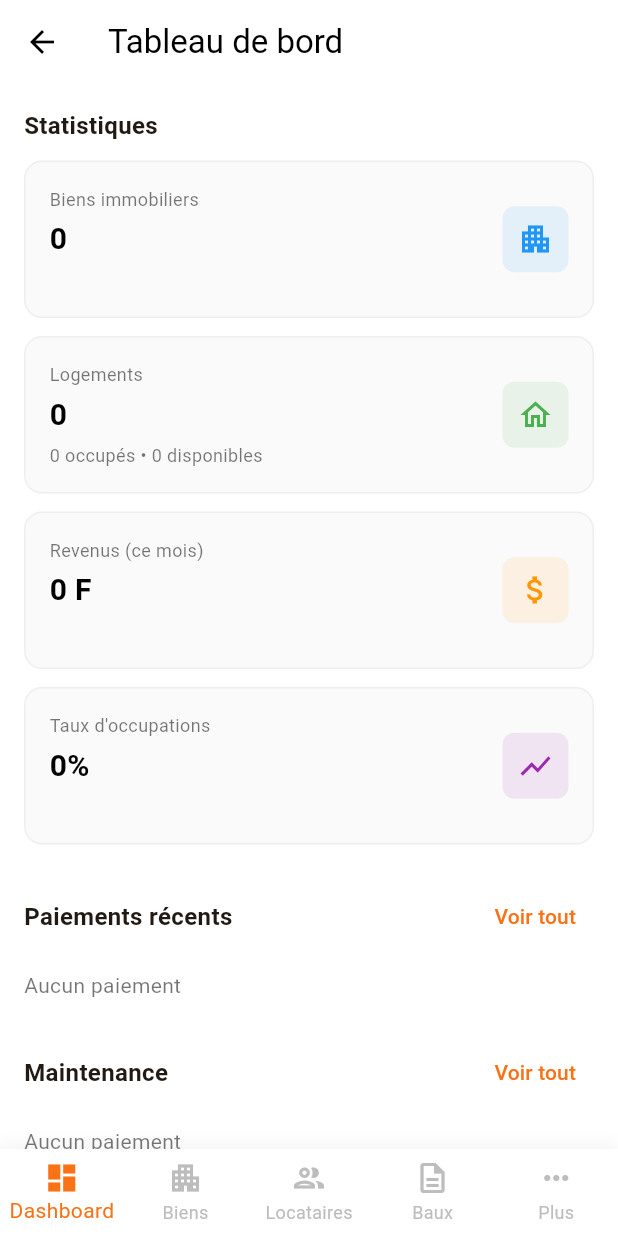
After one commit to yvandoum-afk/IvoireGestion_Front_Mobile, a Flutter app: the HomeScreen screen opened by its route, on a phone screen of 412 x 824 dp. The commit adds this screen. Run offline on Flutter 3.47's test engine with Material 3 defaults, Android fonts, the phone set to English and light mode, and no system bars; our stand-ins replace flutter_secure_storage; accounts and stored records are empty.

Commit message:
feat: implement dashboard screen and custom bottom navigation bar

```diff
--- /dev/null
+++ b/lib/views/dashboard_screen.dart
@@ -0,0 +1,268 @@
+import 'package:flutter/material.dart';
+
+class DashboardScreen extends StatelessWidget {
+  const DashboardScreen({super.key});
+
+  @override
+  Widget build(BuildContext context) {
+    return Scaffold(
+      backgroundColor: Colors.white,
+      appBar: AppBar(
+        title: const Text('Tableau de bord'),
+        elevation: 0,
+        backgroundColor: Colors.white,
+        foregroundColor: Colors.black,
+      ),
+      body: SingleChildScrollView(
+        child: Padding(
+          padding: const EdgeInsets.all(16.0),
+          child: Column(
+            crossAxisAlignment: CrossAxisAlignment.start,
+            children: [
+              // Welcome section
+              // Container(
+              //   padding: const EdgeInsets.all(16),
+              //   decoration: BoxDecoration(
+              //     gradient: LinearGradient(
+              //       colors: [
+              //         const Color(0xFFF97316),
+              //         const Color(0xFFF97316).withOpacity(0.8),
+              //       ],
+              //     ),
+              //     borderRadius: BorderRadius.circular(12),
+              //   ),
+              //   child: const Column(
+              //     crossAxisAlignment: CrossAxisAlignment.start,
+              //     children: [
+              //       Text(
+              //         'Bienvenue',
+              //         style: TextStyle(
+              //           fontSize: 24,
+              //           fontWeight: FontWeight.w600,
+              //           color: Colors.white,
+              //         ),
+              //       ),
+              //       SizedBox(height: 8),
+              //       Text(
+              //         'Voici un aperçu de vos propriétés',
+              //         style: TextStyle(
+              //           fontSize: 14,
+              //           color: Colors.white70,
+              //         ),
+              //       ),
+              //     ],
+              //   ),
+              // ),
+              // const SizedBox(height: 24),
+              // Statistics section
+              const Text(
+                'Statistiques',
+                style: TextStyle(
+                  fontSize: 16,
+                  fontWeight: FontWeight.w600,
+                ),
+              ),
+              const SizedBox(height: 12),
+              _buildStatCard(
+                'Biens immobiliers',
+                '0',
+                '',
+                Icons.apartment,
+                Colors.blue.withOpacity(0.1),
+                Colors.blue,
+              ),
+              const SizedBox(height: 12),
+              _buildStatCard(
+                'Logements',
+                '0',
+                '0 occupés • 0 disponibles',
+                Icons.home_outlined,
+                Colors.green.withOpacity(0.1),
+                Colors.green,
+              ),
+              const SizedBox(height: 12),
+              _buildStatCard(
+                'Revenus (ce mois)',
+                '0 F',
+                '',
+                Icons.attach_money,
+                Colors.orange.withOpacity(0.1),
+                Colors.orange,
+              ),
+              const SizedBox(height: 12),
+              _buildStatCard(
+                'Taux d\'occupations',
+                '0%',
+                '',
+                Icons.show_chart,
+                Colors.purple.withOpacity(0.1),
+                Colors.purple,
+              ),
+
+              const SizedBox(height: 24),
+              Row(
+                mainAxisAlignment: MainAxisAlignment.spaceBetween,
+                children: [
+                  const Text(
+                    'Paiements récents',
+                    style: TextStyle(
+                      fontSize: 16,
+                      fontWeight: FontWeight.w600,
+                    ),
+                  ),
+                  TextButton(
+                    onPressed: () {},
+                    child: const Text(
+                      'Voir tout',
+                      style: TextStyle(
+                        color: Color(0xFFF97316),
+                        fontSize: 14,
+                        fontWeight: FontWeight.w500,
+                      ),
+                    ),
+                  ),
+                ],
+              ),
+              const SizedBox(height: 12),
+              const Text(
+                'Aucun paiement',
+                style: TextStyle(
+                  fontSize: 14,
+                  color: Colors.black54,
+                ),
+              ),
+
+              const SizedBox(height: 24),
+              Row(
+                mainAxisAlignment: MainAxisAlignment.spaceBetween,
+                children: [
+                  const Text(
+                    'Maintenance',
+                    style: TextStyle(
+                      fontSize: 16,
+                      fontWeight: FontWeight.w600,
+                    ),
+                  ),
+                  TextButton(
+                    onPressed: () {},
+                    child: const Text(
+                      'Voir tout',
+                      style: TextStyle(
+                        color: Color(0xFFF97316),
+                        fontSize: 14,
+                        fontWeight: FontWeight.w500,
+                      ),
+                    ),
+                  ),
+                ],
+              ),
+              const SizedBox(height: 12),
+              const Text(
+                'Aucun paiement',
+                style: TextStyle(
+                  fontSize: 14,
+                  color: Colors.black54,
+                ),
+              ),
+
+              const SizedBox(height: 12),
+              _buildStatCard(
+                'Revenus nets',
+                '0 F',
+                'Après commissions',
+                Icons.calculate_outlined,
+                Colors.green.withOpacity(0.1),
+                Colors.green,
+              ),
+
+              const SizedBox(height: 12),
+              _buildStatCard(
+                'Loyers impayés',
+                '0',
+                'Loyers impayés',
+                Icons.error_outline,
+                Colors.red.withOpacity(0.1),
+                Colors.red,
+              ),
+
+              const SizedBox(height: 12),
+              _buildStatCard(
+                'Loyer moyen',
+                '0 F',
+                'Par logement',
+                Icons.pie_chart_outline,
+                Colors.blue.withOpacity(0.1),
+                Colors.blue,
+              ),
+
+              const SizedBox(height: 12),
+              _buildStatCard(
+                'Charges',
+                '0 F',
+                'Maintenance',
+                Icons.description_outlined,
+                Colors.grey.withOpacity(0.1),
+                Colors.grey,
+              ),
+            ],
+          ),
+        ),
+      ),
+    );
+  }
+
+  Widget _buildStatCard(String title, String value, String subtitle,
+      IconData icon, Color backgroundColor, Color iconColor) {
+    return Container(
+      padding: const EdgeInsets.all(16),
+      decoration: BoxDecoration(
+        color: Colors.grey.shade50,
+        borderRadius: BorderRadius.circular(12),
+        border: Border.all(color: Colors.grey.shade200),
+      ),
+      child: Row(
+        children: [
+          Expanded(
+            child: Column(
+              crossAxisAlignment: CrossAxisAlignment.start,
+              children: [
+                Text(
+                  title,
+                  style: const TextStyle(
+                    fontSize: 12,
+                    color: Colors.black54,
+                  ),
+                ),
+                const SizedBox(height: 4),
+                Text(
+                  value,
+                  style: const TextStyle(
+                      fontSize: 20,
+                      fontWeight: FontWeight.bold,
+                      color: Colors.black),
+                ),
+                const SizedBox(height: 4),
+                Text(
+                  subtitle,
+                  style: const TextStyle(
+                    fontSize: 12,
+                    color: Colors.black54,
+                  ),
+                ),
+              ],
+            ),
+          ),
+          const SizedBox(width: 16),
+          Container(
+            padding: const EdgeInsets.all(10),
+            decoration: BoxDecoration(
+              color: backgroundColor,
+              borderRadius: BorderRadius.circular(8),
+            ),
+            child: Icon(icon, color: iconColor),
+          ),
+        ],
+      ),
+    );
+  }
+}
--- a/lib/views/home_screen.dart
+++ b/lib/views/home_screen.dart
@@ -1,4 +1,11 @@
 import 'package:flutter/material.dart';
+
+import '../widgets/custom_bottom_nav_bar.dart';
+import 'dashboard_screen.dart';
+import 'leases_screen.dart';
+import 'more_screen.dart';
+import 'property_screen.dart';
+import 'tenants_screen.dart';
 
 class HomeScreen extends StatefulWidget {
   const HomeScreen({super.key});
@@ -8,8 +15,34 @@ class HomeScreen extends StatefulWidget {
 }
 
 class _HomeScreenState extends State<HomeScreen> {
+  int _currentIndex = 0;
+
+  late final List<Widget> _screens;
+
+  @override
+  void initState() {
+    super.initState();
+    _screens = [
+      const DashboardScreen(),
+      const PropertyScreen(),
+      const TenantsScreen(),
+      const LeasesScreen(),
+      const MoreScreen(),
+    ];
+  }
+
   @override
   Widget build(BuildContext context) {
-    return const Placeholder();
+    return Scaffold(
+      body: _screens[_currentIndex],
+      bottomNavigationBar: CustomBottomNavBar(
+        currentIndex: _currentIndex,
+        onTap: (index) {
+          setState(() {
+            _currentIndex = index;
+          });
+        },
+      ),
+    );
   }
 }
--- /dev/null
+++ b/lib/widgets/custom_bottom_nav_bar.dart
@@ -0,0 +1,71 @@
+import 'package:flutter/material.dart';
+
+class CustomBottomNavBar extends StatelessWidget {
+  final int currentIndex;
+  final ValueChanged<int> onTap;
+
+  const CustomBottomNavBar({
+    super.key,
+    required this.currentIndex,
+    required this.onTap,
+  });
+
+  @override
+  Widget build(BuildContext context) {
+    return Container(
+      decoration: BoxDecoration(
+        color: Colors.white,
+        boxShadow: [
+          BoxShadow(
+            color: Colors.black.withOpacity(0.05),
+            blurRadius: 10,
+            offset: const Offset(0, -2),
+          ),
+        ],
+      ),
+      child: BottomNavigationBar(
+        currentIndex: currentIndex,
+        onTap: onTap,
+        type: BottomNavigationBarType.fixed,
+        backgroundColor: Colors.white,
+        selectedItemColor: const Color(0xFFF97316),
+        unselectedItemColor: Colors.grey.shade400,
+        elevation: 0,
+        items: [
+          BottomNavigationBarItem(
+            icon: Icon(
+              currentIndex == 0 ? Icons.dashboard : Icons.dashboard_outlined,
+            ),
+            label: 'Dashboard',
+          ),
+          BottomNavigationBarItem(
+            icon: Icon(
+              currentIndex == 1 ? Icons.apartment : Icons.apartment_outlined,
+            ),
+            label: 'Biens',
+          ),
+          BottomNavigationBarItem(
+            icon: Icon(
+              currentIndex == 2 ? Icons.people : Icons.people_outlined,
+            ),
+            label: 'Locataires',
+          ),
+          BottomNavigationBarItem(
+            icon: Icon(
+              currentIndex == 3
+                  ? Icons.description
+                  : Icons.description_outlined,
+            ),
+            label: 'Baux',
+          ),
+          BottomNavigationBarItem(
+            icon: Icon(
+              currentIndex == 4 ? Icons.more_horiz : Icons.more_horiz_outlined,
+            ),
+            label: 'Plus',
+          ),
+        ],
+      ),
+    );
+  }
+}
```
